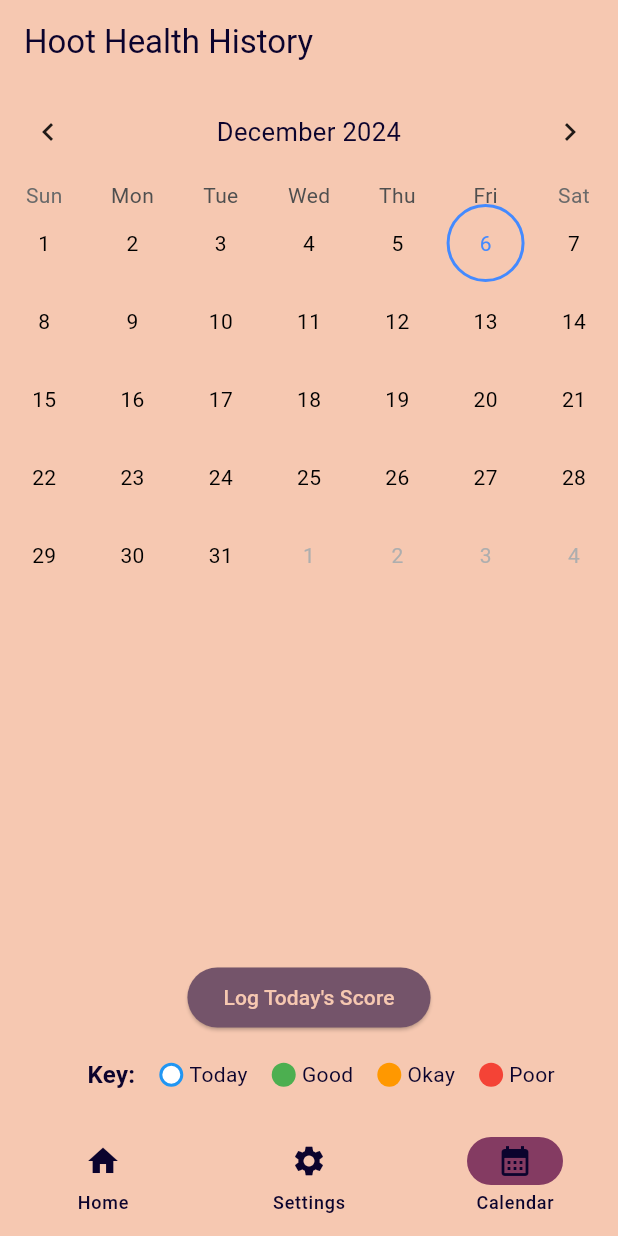
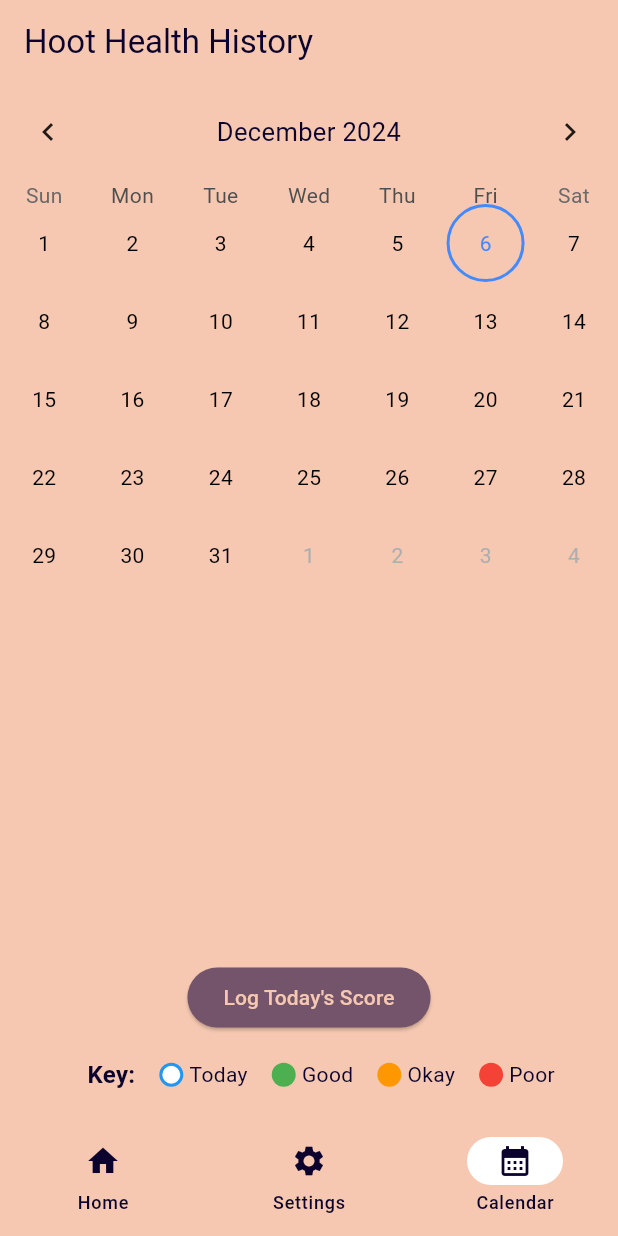
Before and after one commit to juliettepark/melon-metrics, a Flutter app: the screen it shows after launch, item 3 of the bottom bar chosen, on a phone screen of 412 x 824 dp. Run offline on Flutter 3.47's test engine with Material 3 defaults, Android fonts, the phone set to English and light mode, and no system bars; drawn by our look-alikes of table_calendar; our stand-ins replace geolocator, isar; missing offline and left inert: flame, health; accounts and stored records are empty; generated files the repository leaves out were written again.

Commit message:
updated audit changes md

```diff
--- a/lib/views/melon_metrics_app.dart
+++ b/lib/views/melon_metrics_app.dart
@@ -46,7 +46,7 @@ class _MelonMetricsAppState extends State<MelonMetricsApp> {
               _currentTabIndex = index;
             });
           },
-          indicatorColor: theme.primaryColor,
+          indicatorColor: Colors.white,
           selectedIndex: _currentTabIndex,
 
           // This defines what is in the nav bar
--- a/lib/views/weather_widget.dart
+++ b/lib/views/weather_widget.dart
@@ -128,7 +128,7 @@ class _WeatherWidgetState extends State<WeatherWidget> {
                   child: Icon(
                     iconToShow,
                     size: 24,
-                    color: Theme.of(context).colorScheme.onPrimary,
+                    color: Colors.white,
                   ),
                 )
               ],
```
Also changed, not shown: 3 other files.
